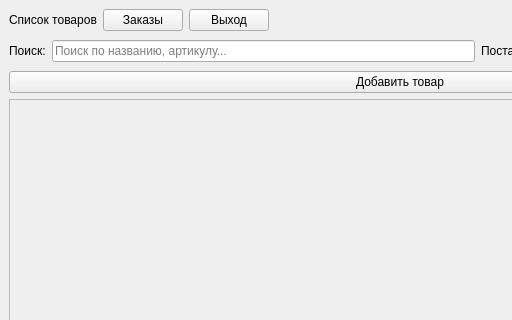
This is ui/main.ui in Oxxy63m/demka as Qt 5 draws it before an edit; both pictures show x 0 to 512 and y 0 to 320 of the 800 by 500 pixel window. The edited form follows.
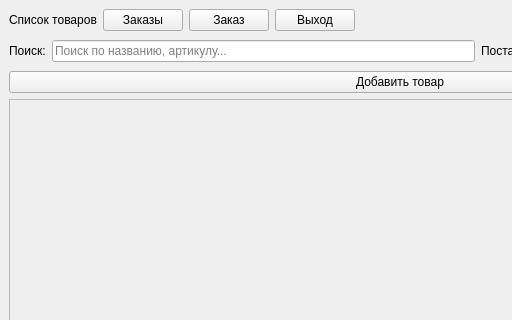
This is the edited form.

Patch:
```diff
--- a/ui/main.ui
+++ b/ui/main.ui
@@ -10,6 +10,7 @@
      <layout class="QHBoxLayout" name="head">
       <item><widget class="QLabel" name="lbl_title"><property name="text"><string>Список товаров</string></property><property name="wordWrap"><bool>true</bool></property></widget></item>
       <item><widget class="QPushButton" name="btn_orders"><property name="text"><string>Заказы</string></property></widget></item>
+      <item><widget class="QPushButton" name="btn_cart"><property name="text"><string>Заказ</string></property></widget></item>
       <item><widget class="QPushButton" name="btn_logout"><property name="text"><string>Выход</string></property></widget></item>
       <item><spacer name="horizontalSpacer"><property name="orientation"><enum>Qt::Horizontal</enum></property><property name="sizeHint"><size><width>40</width><height>20</height></size></property></spacer></item>
       <item><widget class="QLabel" name="lbl_user"><property name="text"><string>Гость</string></property><property name="wordWrap"><bool>true</bool></property></widget></item>
```
